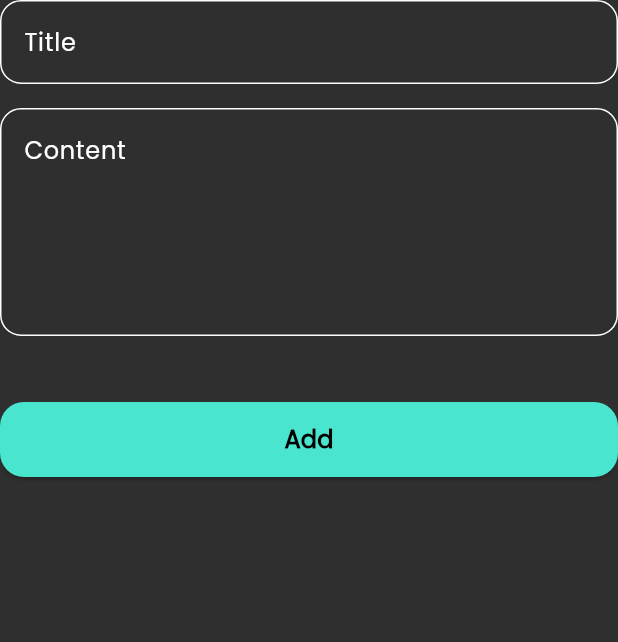
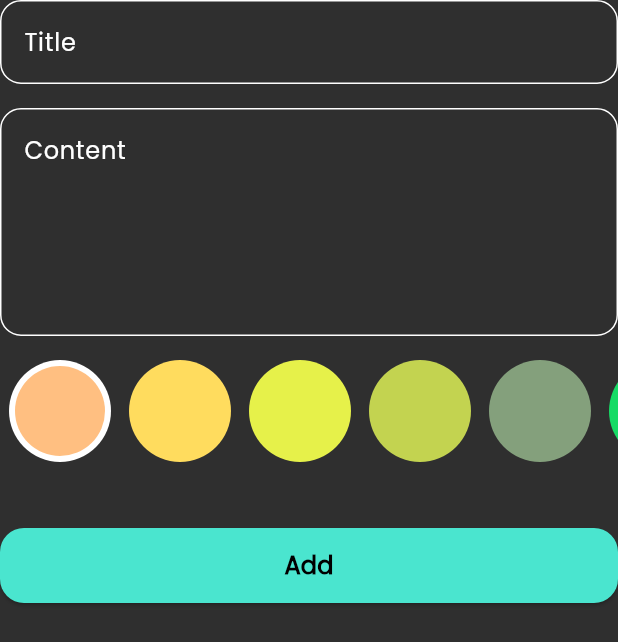
Before and after one commit to omaryasser4576/Notes-App, a Flutter app: the AddNoteForm widget shown alone on an empty page, opened directly, on a phone screen of 412 x 824 dp. Shown: the top 642 px of the screen. Run offline on Flutter 3.47's test engine with Material 3 defaults, Android fonts, the phone set to English and light mode, and no system bars; our stand-ins replace flutter_bloc, font_awesome_flutter, hive, hive_flutter; accounts and stored records are empty.

Commit message:
create color item and colors list

```diff
--- a/lib/screens/widgets/add_note_form.dart
+++ b/lib/screens/widgets/add_note_form.dart
@@ -3,6 +3,7 @@ import 'package:intl/intl.dart';
 import 'package:notes_app/cubits/add_note_cubit/add_note_cubit.dart';
 import 'package:notes_app/cubits/add_note_cubit/add_note_states.dart';
 import 'package:notes_app/models/note_model.dart';
+import 'package:notes_app/screens/widgets/colors_list_view.dart';
 import 'package:notes_app/screens/widgets/custom_button.dart';
 import 'package:flutter/material.dart';
 import 'package:notes_app/screens/widgets/custom_text_field.dart';
@@ -43,6 +44,8 @@ class _AddNoteFormState extends State<AddNoteForm> {
                 subTitle = value;
               },
             ),
+            const SizedBox(height: 16),
+            const ColorsListView(),
             const SizedBox(height: 44),
             BlocBuilder<AddNoteCubit, AddNoteStates>(
               builder: (context, state) {
--- /dev/null
+++ b/lib/screens/widgets/color_item.dart
@@ -0,0 +1,17 @@
+import 'package:flutter/material.dart';
+
+class ColorItem extends StatelessWidget {
+  const ColorItem({super.key, required this.isActive, required this.color});
+  final bool isActive;
+  final Color color;
+  @override
+  Widget build(BuildContext context) {
+    return isActive
+        ?  CircleAvatar(
+            radius: 34,
+            backgroundColor: Colors.white,
+            child: CircleAvatar(backgroundColor: color, radius: 30),
+          )
+        : CircleAvatar(backgroundColor: color, radius: 34);
+  }
+}
--- /dev/null
+++ b/lib/screens/widgets/colors_list_view.dart
@@ -0,0 +1,42 @@
+import 'package:flutter/material.dart';
+import 'package:notes_app/screens/widgets/color_item.dart';
+
+class ColorsListView extends StatefulWidget {
+  const ColorsListView({super.key});
+
+  @override
+  State<ColorsListView> createState() => _ColorsListViewState();
+}
+
+class _ColorsListViewState extends State<ColorsListView> {
+  int selectedColor = 0;
+  List<Color> colors =  const[
+    Color(0xffFFBF81),
+    Color(0xffFFDC5E),
+    Color(0xffE6F14A),
+    Color(0xffC3D350),
+    Color(0xff84A07C),
+    Color(0xff16DB65),
+    Color(0xff00A6FB),
+    Color(0xff0582CA),
+    Color(0xffFFA3A5),
+    Color(0xffFF86C8),
+    Color(0xffFF86C8),
+    Color(0xffFF69EB),
+  ];
+
+  @override
+  Widget build(BuildContext context) {
+    return SizedBox(
+      height: 34 * 2,
+      child: ListView.builder(
+        scrollDirection: Axis.horizontal,
+        itemCount: colors.length,
+        itemBuilder: (context, index) => Padding(
+          padding: const EdgeInsets.symmetric(horizontal: 6),
+          child: ColorItem(color: colors[index] ,isActive: selectedColor == index),
+        ),
+      ),
+    );
+  }
+}
```
